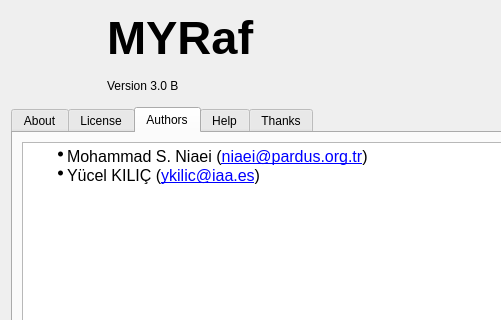
Before: the Qt Designer form src/myrafgui/about.ui in myrafproject/myrafproject, drawn with Qt 5; both pictures show x 0 to 501 and y 0 to 320 of the 618 by 572 pixel window.
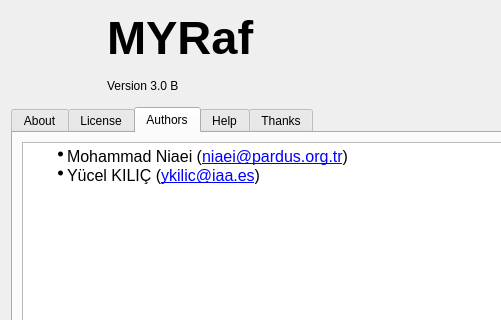
After: the same form once the commit is applied. The open tabs and pages were chosen to show the change.

What changed in the file:
```diff
--- a/src/myrafgui/about.ui
+++ b/src/myrafgui/about.ui
@@ -804,7 +804,7 @@
 &lt;html&gt;&lt;head&gt;&lt;meta name=&quot;qrichtext&quot; content=&quot;1&quot; /&gt;&lt;style type=&quot;text/css&quot;&gt;
 p, li { white-space: pre-wrap; }
 &lt;/style&gt;&lt;/head&gt;&lt;body style=&quot; font-family:'Noto Sans, '; font-size:10pt; font-weight:400; font-style:normal;&quot;&gt;
-&lt;ul style=&quot;margin-top: 0px; margin-bottom: 0px; margin-left: 0px; margin-right: 0px; -qt-list-indent: 1;&quot;&gt;&lt;li style=&quot;&quot; style=&quot; margin-top:0px; margin-bottom:0px; margin-left:0px; margin-right:0px; -qt-block-indent:0; text-indent:0px;&quot;&gt;&lt;span style=&quot; font-size:12pt;&quot;&gt;Mohammad S. Niaei (&lt;/span&gt;&lt;a href=&quot;mailto: niaei@pardus.org.tr&quot;&gt;&lt;span style=&quot; font-size:12pt; text-decoration: underline; color:#0000ff;&quot;&gt;niaei@pardus.org.tr&lt;/span&gt;&lt;/a&gt;&lt;span style=&quot; font-size:12pt;&quot;&gt;)&lt;/span&gt;&lt;/li&gt;
+&lt;ul style=&quot;margin-top: 0px; margin-bottom: 0px; margin-left: 0px; margin-right: 0px; -qt-list-indent: 1;&quot;&gt;&lt;li style=&quot;&quot; style=&quot; margin-top:0px; margin-bottom:0px; margin-left:0px; margin-right:0px; -qt-block-indent:0; text-indent:0px;&quot;&gt;&lt;span style=&quot; font-size:12pt;&quot;&gt;Mohammad Niaei (&lt;/span&gt;&lt;a href=&quot;mailto: niaei@pardus.org.tr&quot;&gt;&lt;span style=&quot; font-size:12pt; text-decoration: underline; color:#0000ff;&quot;&gt;niaei@pardus.org.tr&lt;/span&gt;&lt;/a&gt;&lt;span style=&quot; font-size:12pt;&quot;&gt;)&lt;/span&gt;&lt;/li&gt;
 &lt;li style=&quot;&quot; style=&quot; margin-top:0px; margin-bottom:0px; margin-left:0px; margin-right:0px; -qt-block-indent:0; text-indent:0px;&quot;&gt;&lt;span style=&quot; font-size:12pt;&quot;&gt;Yücel KILIÇ (&lt;/span&gt;&lt;a href=&quot;mailto: ykilic@iaa.es&quot;&gt;&lt;span style=&quot; font-size:12pt; text-decoration: underline; color:#0000ff;&quot;&gt;ykilic@iaa.es&lt;/span&gt;&lt;/a&gt;&lt;span style=&quot; font-size:12pt;&quot;&gt;)&lt;/span&gt;&lt;/li&gt;&lt;/ul&gt;&lt;/body&gt;&lt;/html&gt;</string>
          </property>
         </widget>
```
